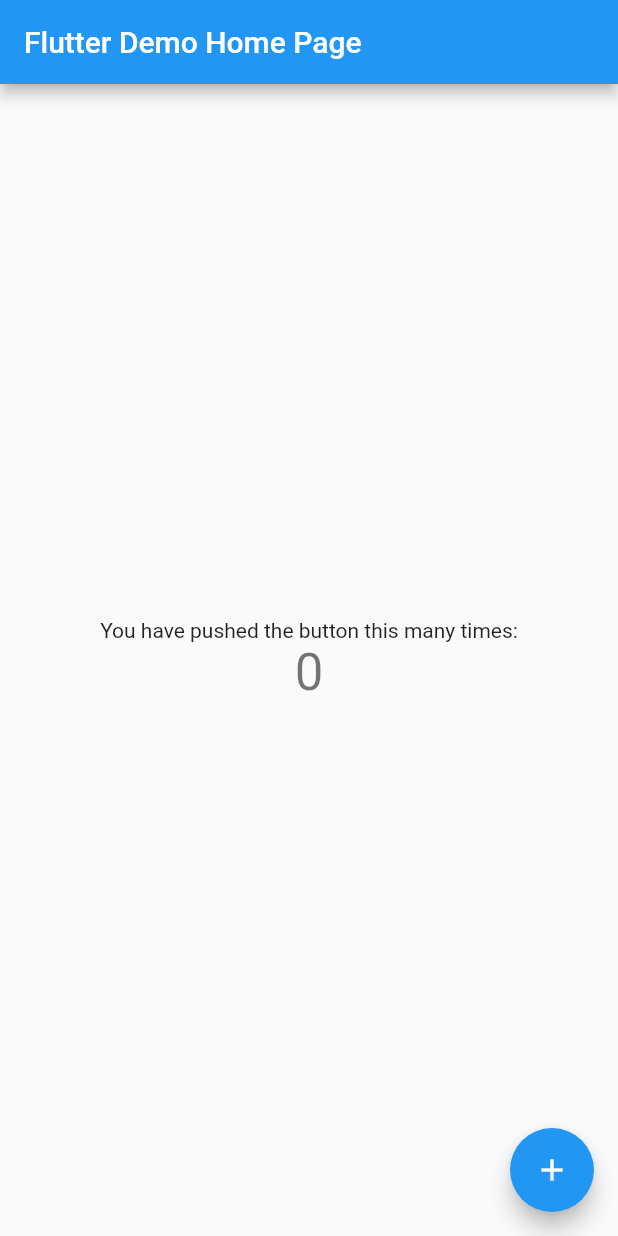
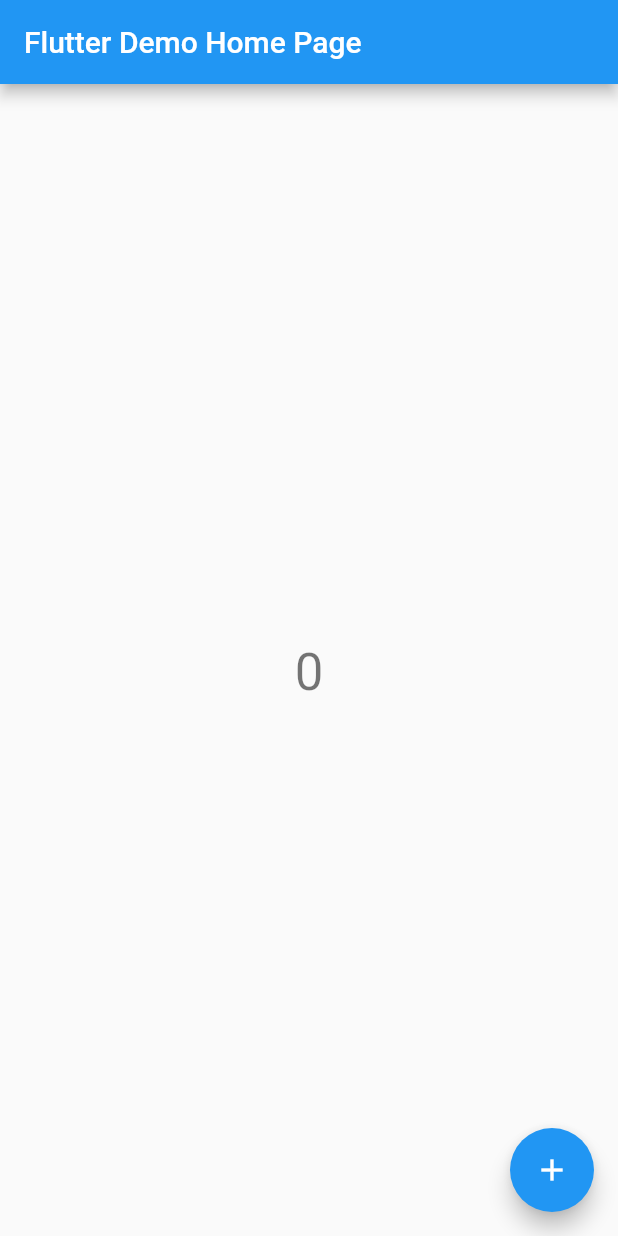
Before and after one commit to GamosiDEV/Instacopy-2.0, a Flutter app: the screen it shows after launch, on a phone screen of 412 x 824 dp. Run offline on Flutter 3.47's test engine with Material 2 defaults, Android fonts, the phone set to English and light mode, and no system bars.

Commit message:
no message

```diff
--- a/lib/main.dart
+++ b/lib/main.dart
@@ -48,7 +48,7 @@ class _MyHomePageState extends State<MyHomePage> {
           mainAxisAlignment: MainAxisAlignment.center,
           children: <Widget>[
             const Text(
-              'You have pushed the button this many times:',
+              '',
             ),
             Text(
               '$_counter',
```
